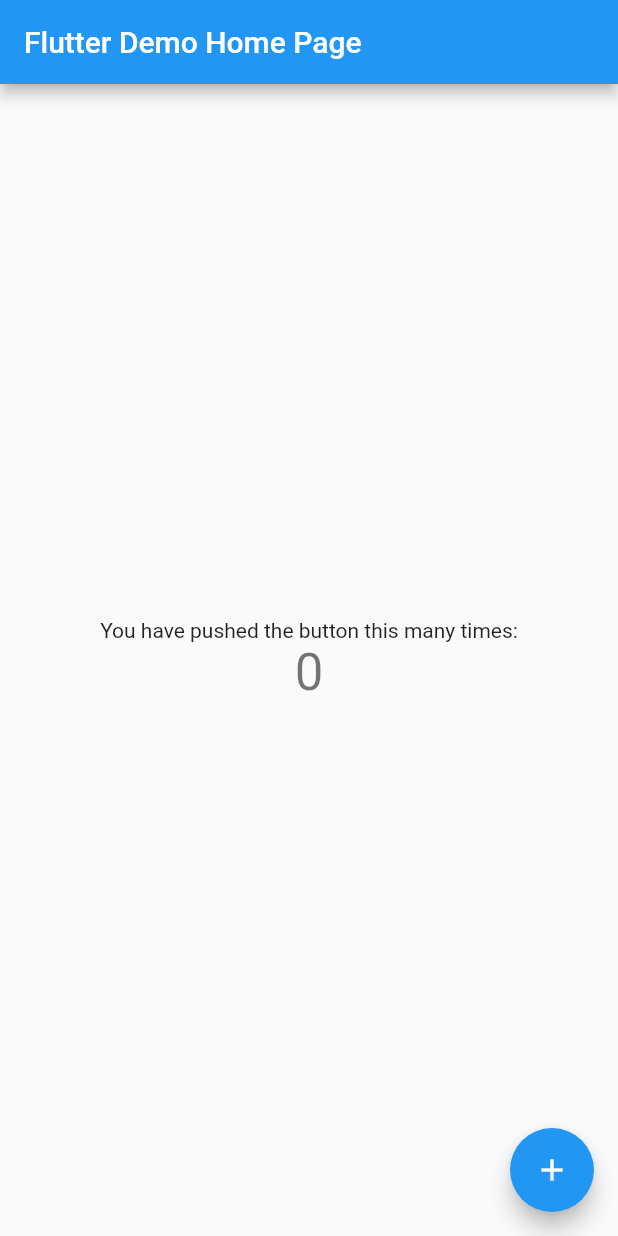
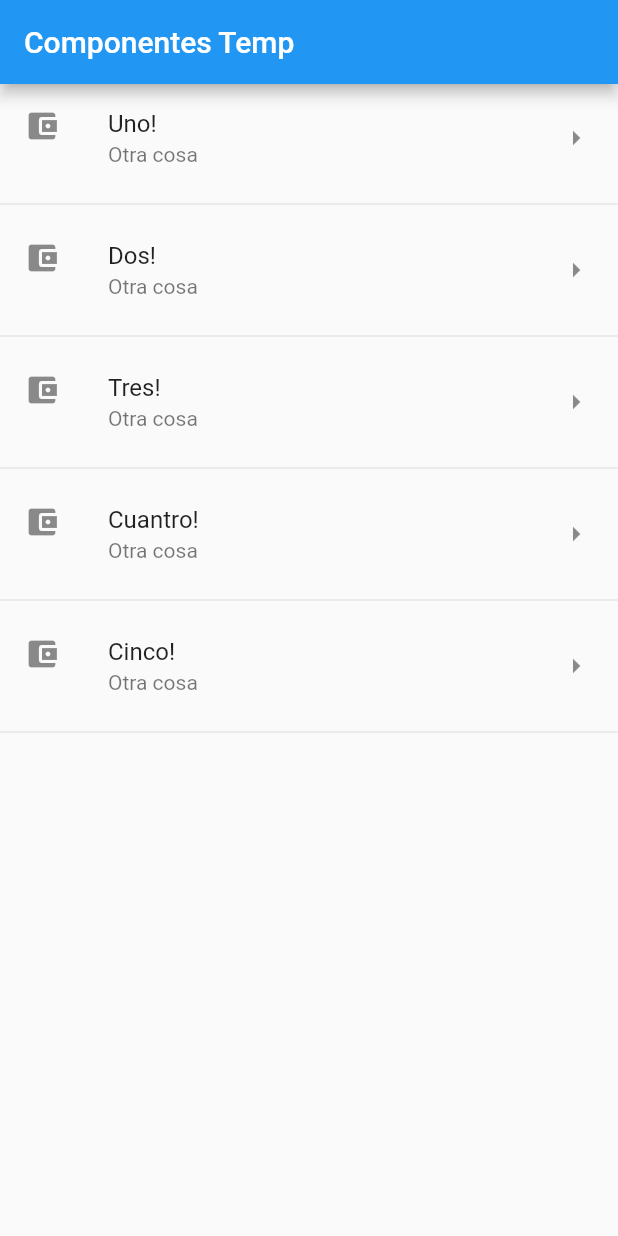
Before and after one commit to yuqmettal/flutter-components, a Flutter app: the screen it shows after launch, on a phone screen of 412 x 824 dp. Run offline on Flutter 3.47's test engine with Material 2 defaults, Android fonts, the phone set to English and light mode, and no system bars.

Commit message:
Add list page

```diff
--- a/lib/main.dart
+++ b/lib/main.dart
@@ -1,117 +1,15 @@
+import 'package:componentes/src/pages/home_temp.dart';
 import 'package:flutter/material.dart';
 
-void main() {
-  runApp(MyApp());
-}
+void main() => runApp(MyApp());
 
 class MyApp extends StatelessWidget {
-  // This widget is the root of your application.
   @override
   Widget build(BuildContext context) {
     return MaterialApp(
-      title: 'Flutter Demo',
-      theme: ThemeData(
-        // This is the theme of your application.
-        //
-        // Try running your application with "flutter run". You'll see the
-        // application has a blue toolbar. Then, without quitting the app, try
-        // changing the primarySwatch below to Colors.green and then invoke
-        // "hot reload" (press "r" in the console where you ran "flutter run",
-        // or simply save your changes to "hot reload" in a Flutter IDE).
-        // Notice that the counter didn't reset back to zero; the application
-        // is not restarted.
-        primarySwatch: Colors.blue,
-        // This makes the visual density adapt to the platform that you run
-        // the app on. For desktop platforms, the controls will be smaller and
-        // closer together (more dense) than on mobile platforms.
-        visualDensity: VisualDensity.adaptivePlatformDensity,
-      ),
-      home: MyHomePage(title: 'Flutter Demo Home Page'),
+      title: 'Components',
+      debugShowCheckedModeBanner: false,
+      home: HomePageTemp(),
     );
   }
 }
-
-class MyHomePage extends StatefulWidget {
-  MyHomePage({Key key, this.title}) : super(key: key);
-
-  // This widget is the home page of your application. It is stateful, meaning
-  // that it has a State object (defined below) that contains fields that affect
-  // how it looks.
-
-  // This class is the configuration for the state. It holds the values (in this
-  // case the title) provided by the parent (in this case the App widget) and
-  // used by the build method of the State. Fields in a Widget subclass are
-  // always marked "final".
-
-  final String title;
-
-  @override
-  _MyHomePageState createState() => _MyHomePageState();
-}
-
-class _MyHomePageState extends State<MyHomePage> {
-  int _counter = 0;
-
-  void _incrementCounter() {
-    setState(() {
-      // This call to setState tells the Flutter framework that something has
-      // changed in this State, which causes it to rerun the build method below
-      // so that the display can reflect the updated values. If we changed
-      // _counter without calling setState(), then the build method would not be
-      // called again, and so nothing would appear to happen.
-      _counter++;
-    });
-  }
-
-  @override
-  Widget build(BuildContext context) {
-    // This method is rerun every time setState is called, for instance as done
-    // by the _incrementCounter method above.
-    //
-    // The Flutter framework has been optimized to make rerunning build methods
-    // fast, so that you can just rebuild anything that needs updating rather
-    // than having to individually change instances of widgets.
-    return Scaffold(
-      appBar: AppBar(
-        // Here we take the value from the MyHomePage object that was created by
-        // the App.build method, and use it to set our appbar title.
-        title: Text(widget.title),
-      ),
-      body: Center(
-        // Center is a layout widget. It takes a single child and positions it
-        // in the middle of the parent.
-        child: Column(
-          // Column is also a layout widget. It takes a list of children and
-          // arranges them vertically. By default, it sizes itself to fit its
-          // children horizontally, and tries to be as tall as its parent.
-          //
-          // Invoke "debug painting" (press "p" in the console, choose the
-          // "Toggle Debug Paint" action from the Flutter Inspector in Android
-          // Studio, or the "Toggle Debug Paint" command in Visual Studio Code)
-          // to see the wireframe for each widget.
-          //
-          // Column has various properties to control how it sizes itself and
-          // how it positions its children. Here we use mainAxisAlignment to
-          // center the children vertically; the main axis here is the vertical
-          // axis because Columns are vertical (the cross axis would be
-          // horizontal).
-          mainAxisAlignment: MainAxisAlignment.center,
-          children: <Widget>[
-            Text(
-              'You have pushed the button this many times:',
-            ),
-            Text(
-              '$_counter',
-              style: Theme.of(context).textTheme.headline4,
-            ),
-          ],
-        ),
-      ),
-      floatingActionButton: FloatingActionButton(
-        onPressed: _incrementCounter,
-        tooltip: 'Increment',
-        child: Icon(Icons.add),
-      ), // This trailing comma makes auto-formatting nicer for build methods.
-    );
-  }
-}
--- /dev/null
+++ b/lib/src/pages/home_temp.dart
@@ -0,0 +1,45 @@
+import 'package:flutter/material.dart';
+
+class HomePageTemp extends StatelessWidget {
+  final opciones = ['Uno', 'Dos', 'Tres', 'Cuantro', 'Cinco'];
+
+  @override
+  Widget build(BuildContext context) {
+    return Scaffold(
+      appBar: AppBar(
+        title: Text('Componentes Temp'),
+      ),
+      body: ListView(
+        // children: _crearItems(),
+        children: _crearItemsCorta(),
+      ),
+    );
+  }
+
+  List<Widget> _crearItems() {
+    List<Widget> lista = List<Widget>();
+
+    for (var opt in opciones) {
+      final tempWidget = ListTile(title: Text(opt),);
+      lista..add(tempWidget)
+           ..add(Divider());
+    }
+
+    return lista;
+  }
+
+  List<Widget> _crearItemsCorta() {
+    return opciones.map((e) => Column(
+      children: <Widget>[
+        ListTile(
+          title: Text('$e!'),
+          subtitle: Text('Otra cosa'),
+          leading: Icon(Icons.account_balance_wallet),
+          trailing: Icon(Icons.arrow_right),
+          onTap: () {},
+          ),
+          Divider(),
+      ],
+    )).toList();
+  }
+}
```
Also changed, not shown: 1 other file.
